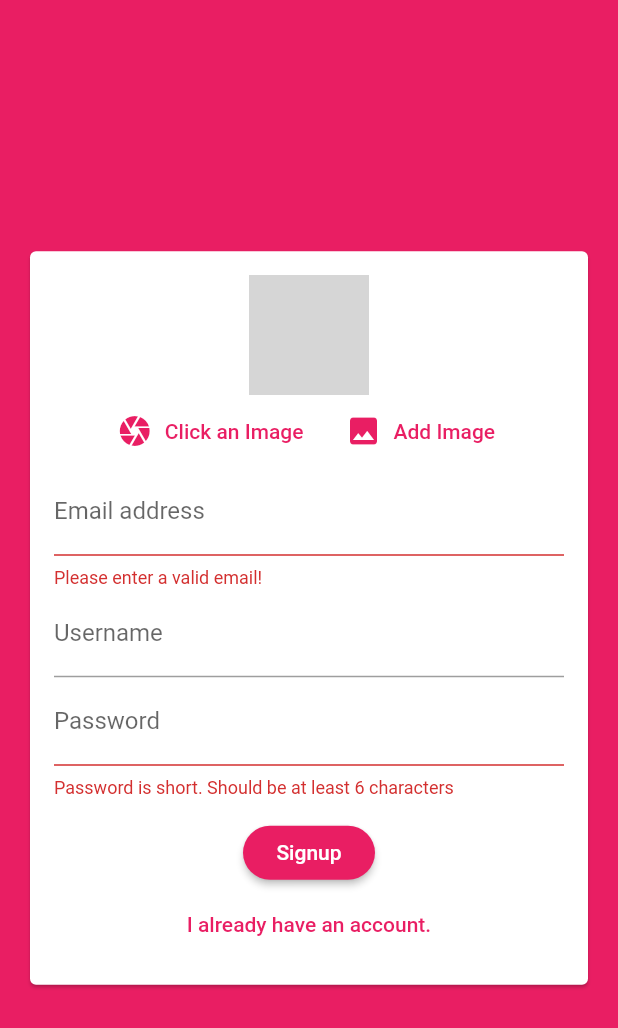
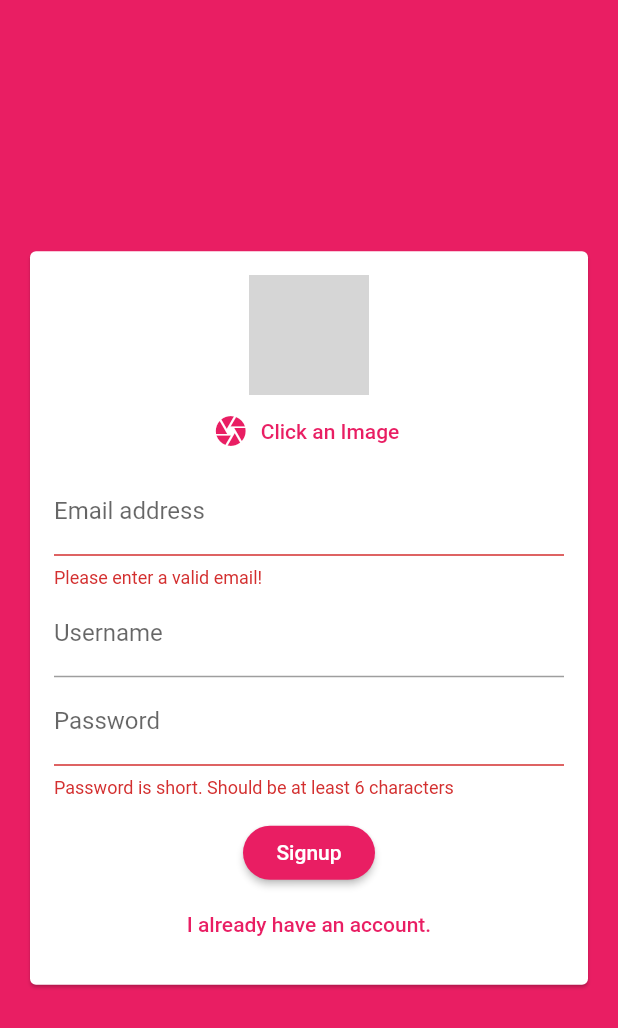
Before and after one commit to nikunjsaraf-oss/chatter, a Flutter app: the screen it shows after launch, after a tap on "Login", after a tap on "Create new account", after a tap on "Click an Image", on a phone screen of 412 x 824 dp. Shown: the top 1028 px of the screen. Run offline on Flutter 3.47's test engine with Material 2 defaults, Android fonts, the phone set to English and light mode, and no system bars; our stand-ins replace cloud_firestore, firebase_auth, firebase_storage, image_picker; accounts and stored records are empty; network calls fail; grey boxes are pictures that could not be loaded.

Commit message:
Upload image to firebase

```diff
--- a/lib/widgets/auth/auth_form_widget.dart
+++ b/lib/widgets/auth/auth_form_widget.dart
@@ -8,6 +8,7 @@ class AuthForm extends StatefulWidget {
     String email,
     String password,
     String userName,
+    File imageFile,
     bool isLogin,
     BuildContext context,
   ) submitFunction;
@@ -52,6 +53,7 @@ class _AuthFormState extends State<AuthForm> {
         _userEmail.trim(),
         _password,
         _userName,
+        _userImageFile,
         _isLogin,
         context,
       );
--- a/lib/widgets/auth/user_image.dart
+++ b/lib/widgets/auth/user_image.dart
@@ -12,8 +12,9 @@ class UserImage extends StatefulWidget {
 
 class _UserImageState extends State<UserImage> {
   File _pickedImage;
-  void pickImage(ImageSource imageSource) async {
-    final File image = await ImagePicker.pickImage(source: imageSource);
+  void pickImage() async {
+    final File image = await ImagePicker.pickImage(source: ImageSource.camera);
+    print(image);
     setState(() {
       _pickedImage = image;
     });
@@ -32,26 +33,11 @@ class _UserImageState extends State<UserImage> {
               : FileImage(_pickedImage),
           radius: 40,
         ),
-        Row(
-          mainAxisAlignment: MainAxisAlignment.center,
-          children: [
-            FlatButton.icon(
-              textColor: Theme.of(context).primaryColor,
-              icon: Icon(Icons.camera),
-              onPressed: () {
-                pickImage(ImageSource.camera);
-              },
-              label: Text('Click an Image'),
-            ),
-            FlatButton.icon(
-              textColor: Theme.of(context).primaryColor,
-              icon: Icon(Icons.image),
-              onPressed: () {
-                pickImage(ImageSource.gallery);
-              },
-              label: Text('Add Image'),
-            ),
-          ],
+        FlatButton.icon(
+          textColor: Theme.of(context).primaryColor,
+          icon: Icon(Icons.camera),
+          onPressed: pickImage,
+          label: Text('Click an Image'),
         ),
       ],
     );
```
Also changed, not shown: lib/screens/auth_screen.dart (+21 -2 lines).
